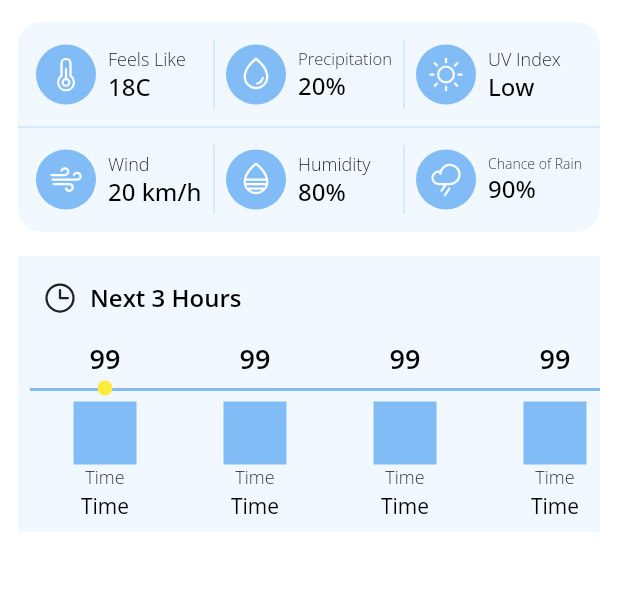
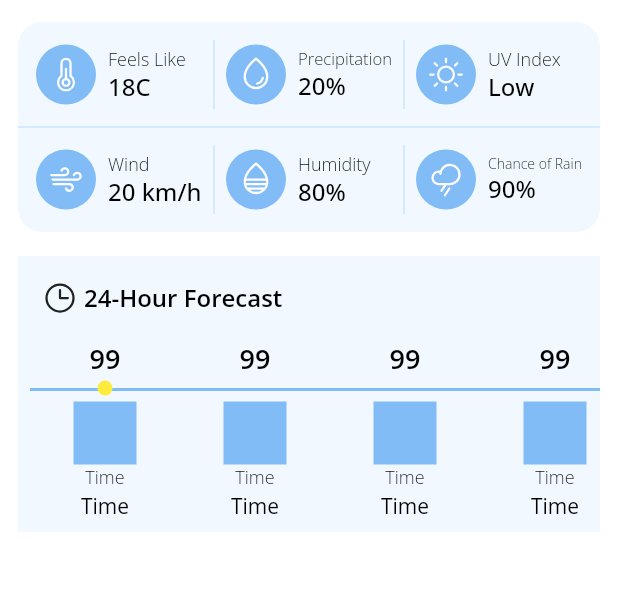
Before and after one commit to ArizArmeidi/FlutterWeather, a Flutter app: the screen it shows after launch, on a phone screen of 412 x 824 dp, the part 425-1016 px from its top. Run offline on Flutter 3.47's test engine with Material 2 defaults, Android fonts, the light colour scheme and no system bars; our stand-ins replace geolocator, google_fonts, latlong2, phosphor_flutter.

Commit message:
Update twentyFourHourForecast.dart

```diff
--- a/lib/widgets/twentyFourHourForecast.dart
+++ b/lib/widgets/twentyFourHourForecast.dart
@@ -19,9 +19,11 @@ class TwentyFourHourForecast extends StatelessWidget {
             child: Row(
               children: [
                 PhosphorIcon(PhosphorIconsRegular.clock),
-                const SizedBox(width: 8.0),
-                Text('Next 3 Hours',
-                    style: semiboldText.copyWith(fontSize: 16)),
+                const SizedBox(width: 4.0),
+                Text(
+                  '24-Hour Forecast',
+                  style: semiboldText.copyWith(fontSize: 16),
+                ),
               ],
             ),
           ),
```
